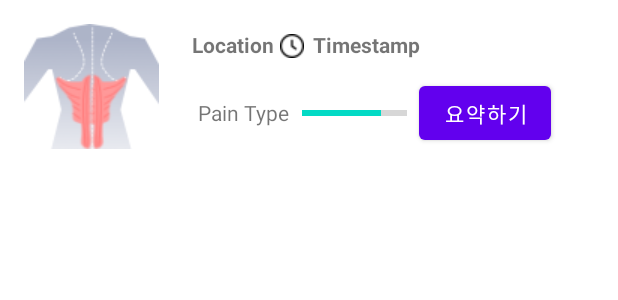
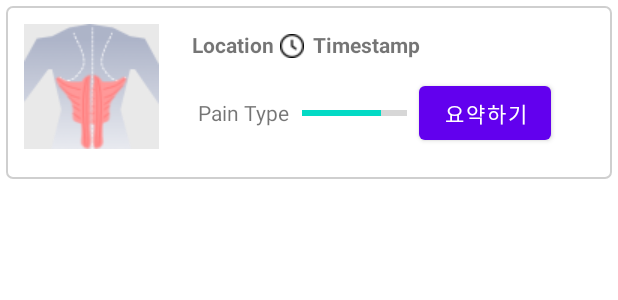
Before and after one commit to 2024-KMU-Mobile-Project-Health-Care/Main-Repo, an Android app: the layout pain_data_item.xml on its own in the app's theme, with its tools: preview values and no code run, on a phone screen of 412 x 824 dp. Shown: the top 300 px of the screen. Run offline under Robolectric (Android 15) with nearby library versions, the phone set to English and light mode, and no system bars.

Commit message:
add item's edge and itemImage's background

```diff
--- /dev/null
+++ b/app/src/main/res/drawable/edge_round_border.xml
@@ -0,0 +1,7 @@
+<shape xmlns:android="http://schemas.android.com/apk/res/android">
+    <solid android:color="@android:color/transparent" />
+    <stroke
+        android:width="1dp"
+        android:color="@color/black_gray" />
+    <corners android:radius="4dp" />
+</shape>
--- a/app/src/main/res/layout/pain_data_item.xml
+++ b/app/src/main/res/layout/pain_data_item.xml
@@ -2,6 +2,7 @@
 <GridLayout
     xmlns:android="http://schemas.android.com/apk/res/android"
     android:id="@+id/pain_data_item"
+    android:background="@drawable/edge_round_border"
     android:layout_width="match_parent"
     android:layout_height="wrap_content"
     android:columnCount="2"
@@ -10,6 +11,7 @@
 
     <ImageView
         android:id="@+id/item_img"
+        android:background="@color/gray"
         android:layout_width="wrap_content"
         android:layout_height="wrap_content"
         android:src="@drawable/body_back_muscle_lower"
@@ -80,7 +82,7 @@
 
             <Button
                 android:id="@+id/item_summary_btn"
-                android:layout_gravity="center_vertical"
+                android:layout_gravity="center_vertical|right"
                 android:layout_width="wrap_content"
                 android:layout_height="wrap_content"
                 android:text="요약하기"
--- a/app/src/main/res/values/colors.xml
+++ b/app/src/main/res/values/colors.xml
@@ -15,4 +15,7 @@
     <color name="yellow">#FFFFD700</color>
     <color name="orange">#FF8C00</color>
     <color name="red">#FFFF0000</color>
+
+    <color name="gray">#FFE9E9E9</color>
+    <color name="black_gray">#FFCFCFCF</color>
 </resources>
```
